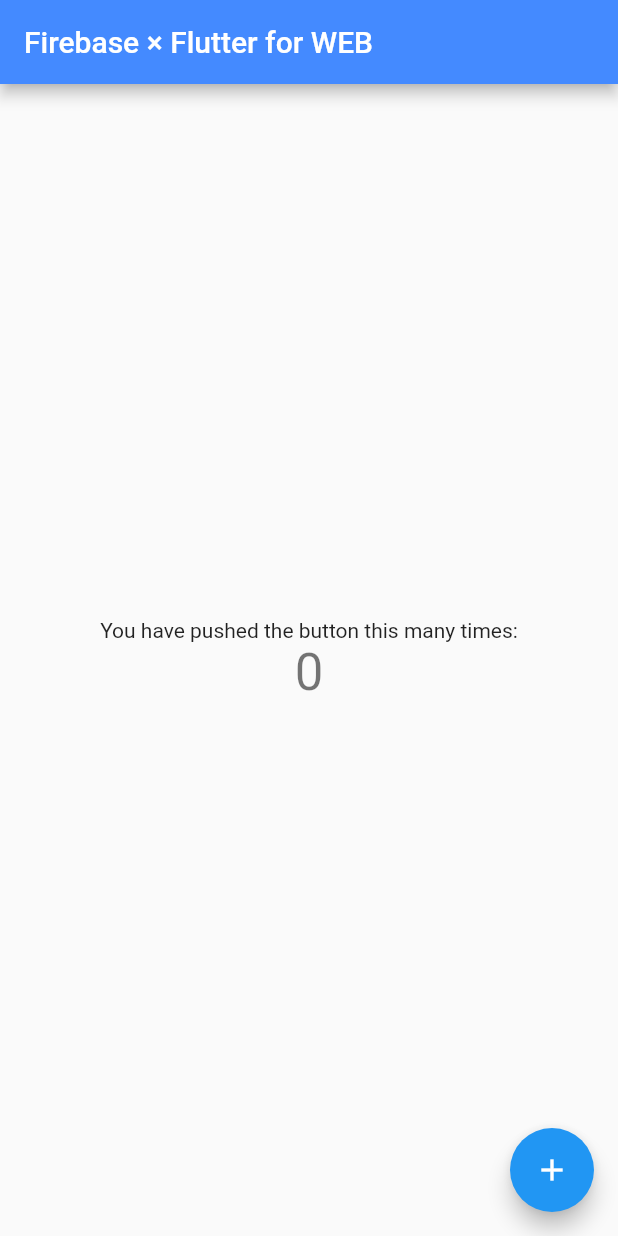
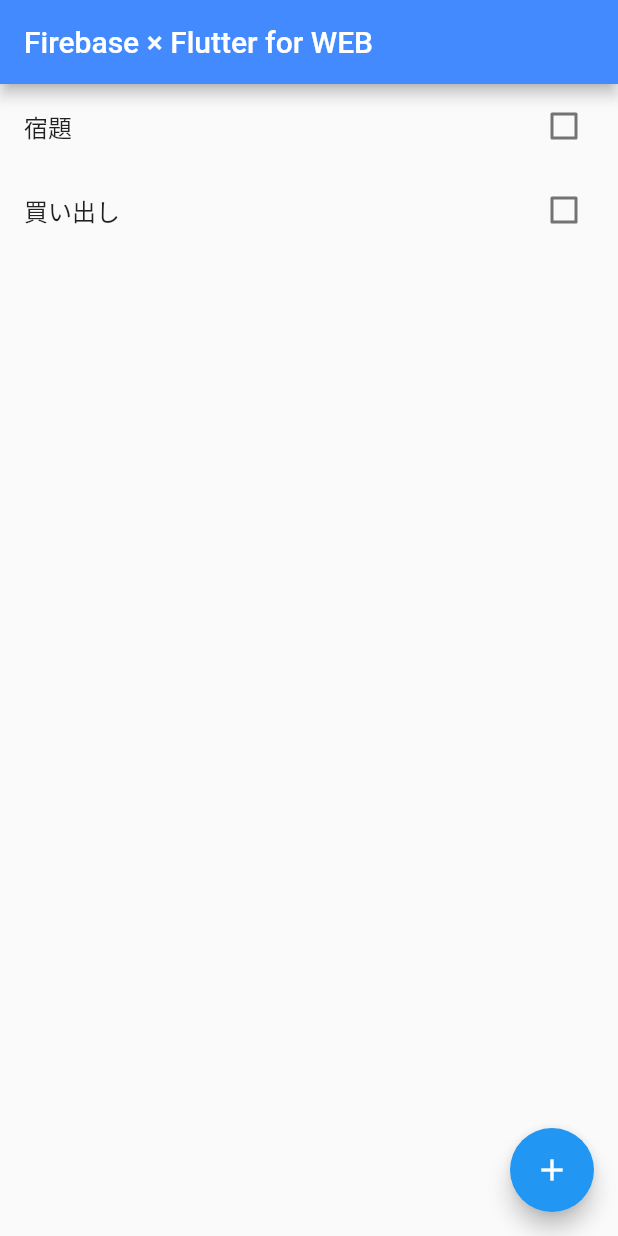
Before and after one commit to takuowake/ivent-reception-app, a Flutter app: the screen it shows after launch, on a phone screen of 412 x 824 dp. Run offline on Flutter 3.47's test engine with Material 2 defaults, Android fonts, the phone set to English and light mode, and no system bars.

Commit message:
first-commit

```diff
--- a/lib/main.dart
+++ b/lib/main.dart
@@ -1,6 +1,6 @@
 import 'package:flutter/material.dart';
 
-import 'top_page.dart';
+import 'pages/top_page.dart';
 
 void main() {
   runApp(const MyApp());
--- /dev/null
+++ b/lib/model/task.dart
@@ -0,0 +1,14 @@
+class Task {
+  String title;
+  bool isDone;
+  DateTime createdTime;
+  DateTime? updatedTime;
+
+  Task({
+    required this.title,
+    required this.isDone,
+    required this.createdTime,
+    this.updatedTime
+  });
+
+}
--- /dev/null
+++ b/lib/pages/top_page.dart
@@ -0,0 +1,50 @@
+import 'package:flutter/material.dart';
+
+import '../model/task.dart';
+
+class TopPage extends StatefulWidget {
+  const TopPage({super.key, required this.title});
+  final String title;
+
+  @override
+  State<TopPage> createState() => _TopPageState();
+}
+
+class _TopPageState extends State<TopPage> {
+  List<Task> taskList = [
+    Task(title: '宿題', isDone: false, createdTime: DateTime.now()),
+    Task(title: '買い出し', isDone: false, createdTime: DateTime.now()),
+  ];
+
+  @override
+  Widget build(BuildContext context) {
+    return Scaffold(
+      appBar: AppBar(
+        title: Text('Firebase ×︎ Flutter for WEB'),
+        backgroundColor: Colors.blueAccent,
+      ),
+      body: ListView.builder(
+          itemBuilder: (BuildContext context, int index) {
+            return CheckboxListTile(
+              title: Text(taskList[index].title),
+              value: taskList[index].isDone,
+              onChanged: (bool? value) {
+                taskList[index].isDone = !taskList[index].isDone;
+                setState(() {
+
+                });
+              },
+            );
+          },
+          itemCount: taskList.length,
+      ),
+      floatingActionButton: FloatingActionButton(
+        onPressed: () {
+
+        },
+        tooltip: 'Increment',
+        child: const Icon(Icons.add),
+      ),
+    );
+  }
+}
--- a/lib/top_page.dart
+++ /dev/null
@@ -1,48 +0,0 @@
-import 'package:flutter/material.dart';
-
-class TopPage extends StatefulWidget {
-  const TopPage({super.key, required this.title});
-  final String title;
-
-  @override
-  State<TopPage> createState() => _TopPageState();
-}
-
-class _TopPageState extends State<TopPage> {
-  int _counter = 0;
-
-  void _incrementCounter() {
-    setState(() {
-      _counter++;
-    });
-  }
-
-  @override
-  Widget build(BuildContext context) {
-    return Scaffold(
-      appBar: AppBar(
-        title: Text('Firebase ×︎ Flutter for WEB'),
-        backgroundColor: Colors.blueAccent,
-      ),
-      body: Center(
-        child: Column(
-          mainAxisAlignment: MainAxisAlignment.center,
-          children: <Widget>[
-            const Text(
-              'You have pushed the button this many times:',
-            ),
-            Text(
-              '$_counter',
-              style: Theme.of(context).textTheme.headlineMedium,
-            ),
-          ],
-        ),
-      ),
-      floatingActionButton: FloatingActionButton(
-        onPressed: _incrementCounter,
-        tooltip: 'Increment',
-        child: const Icon(Icons.add),
-      ),
-    );
-  }
-}
```
